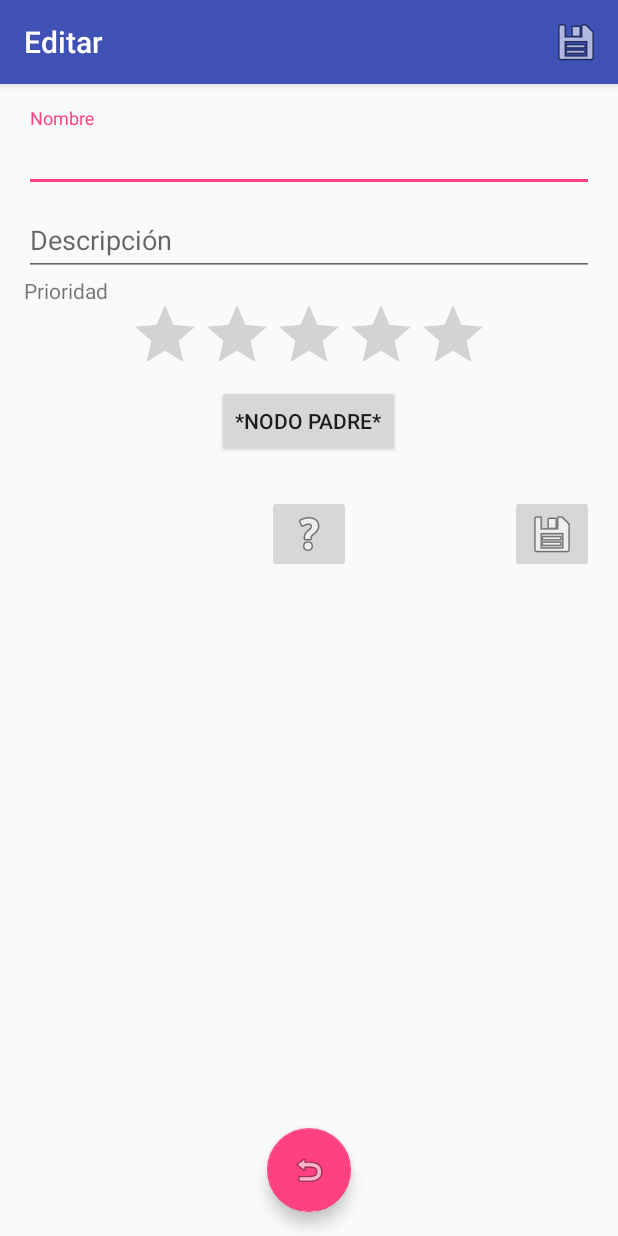
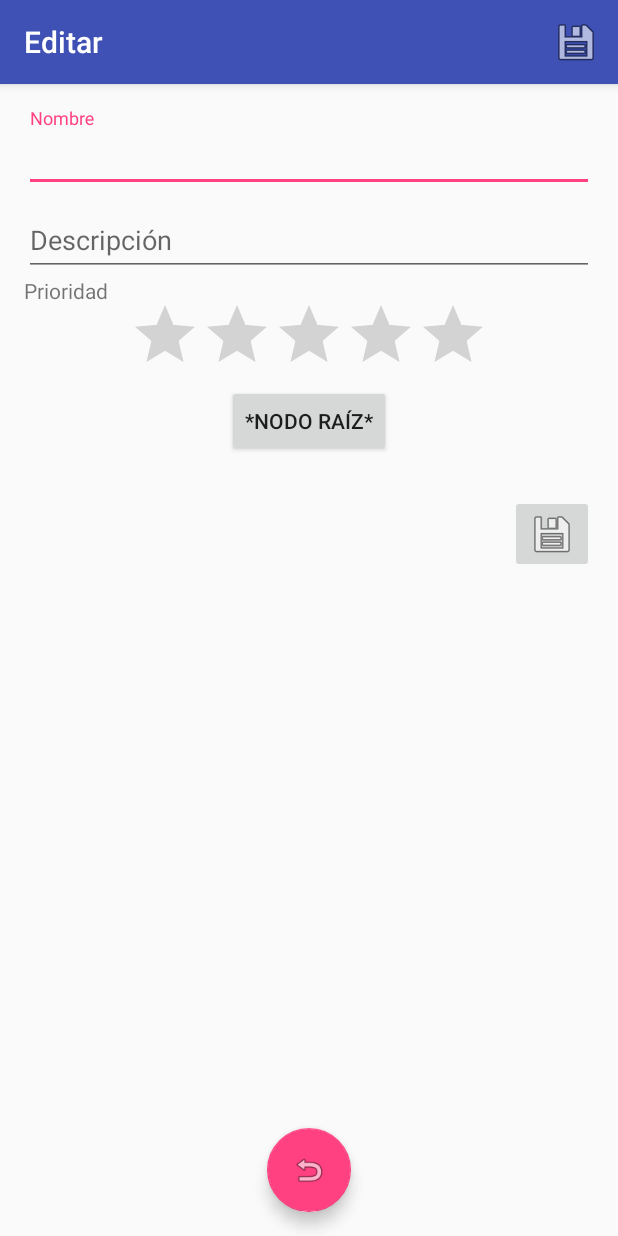
Before and after one commit to ccasanoval/Organizate, an Android app: the ActEdit screen opened directly, with no data from a screen before it, on a phone screen of 412 x 824 dp. Run offline under Robolectric (Android 15) with nearby library versions, the phone set to English and light mode, and no system bars.

Commit message:
Solucionamos problema anadir hijo

```diff
--- a/app/src/main/java/com/cesoftware/cestodo1/ActEdit.java
+++ b/app/src/main/java/com/cesoftware/cestodo1/ActEdit.java
@@ -58,6 +58,7 @@ public class ActEdit extends AppCompatActivity
     private PopupWindow	_popupPadre;
     private Button		_btnPadre;
 	private ImageButton _btnEliminar;
+	private ImageButton _btnHablar;
 
 		//Si no mueves de lugar guarda solo _o, pero si no, guarda tanto origen como destino
 	private boolean _isNuevo=false;
@@ -87,7 +88,7 @@ public class ActEdit extends AppCompatActivity
 
 		_rbPrioridad.setNumStars(5);
 		_btnEliminar = (ImageButton)findViewById(R.id.btnEliminar);
-		ImageButton	btnHablar = (ImageButton)findViewById(R.id.btnHablar);
+		_btnHablar = (ImageButton)findViewById(R.id.btnHablar);
 		ImageButton	btnGuardar = (ImageButton)findViewById(R.id.btnGuardar);
 
 		Toolbar toolbar = (Toolbar)findViewById(R.id.toolbar);
@@ -135,7 +136,7 @@ public class ActEdit extends AppCompatActivity
 				dialog.create().show();
 			}
 		});
-		btnHablar.setOnClickListener(new View.OnClickListener()
+		_btnHablar.setOnClickListener(new View.OnClickListener()
 		{
 			@Override
 			public void onClick(View v)
@@ -161,7 +162,7 @@ public class ActEdit extends AppCompatActivity
 		}
 
 		List<String> lst = new ArrayList<>();
-		lst.add(getResources().getString(R.string.nodo_padre) +SEP+TOP_NODE);
+		lst.add(this.getBaseContext().getString(R.string.nodo_padre)+SEP+TOP_NODE);
 		for(Objeto o : Objeto.filtroN(_lista, Objeto.NIVEL1))
 		{
 			lst.add(PADRE + o.getNombre() + SEP + o.getId());
@@ -215,13 +216,14 @@ public class ActEdit extends AppCompatActivity
 	{
 		_isNuevo = true;
 		_o = new Objeto();
+		_btnHablar.setVisibility(View.INVISIBLE);
 		_btnEliminar.setVisibility(View.INVISIBLE);
-System.err.println("-----------------" + _o.getId());
+System.err.println("setValoresNuevo-----------------getId=" + _o.getId());
 	}
 	//______________________________________________________________________________________________
 	private void setValores()
 	{
-System.err.println("-----------------" + _o);
+System.err.println("setValores-----------------_o=" + _o);
 		_isNuevo = false;
 		_txtNombre.setText(_o.getNombre());
 		_txtDescripcion.setText(_o.getDescripcion());
@@ -246,16 +248,12 @@ System.err.println("-----------------" + _o);
 		_o.setNombre(_txtNombre.getText().toString());
 		_o.setDescripcion(_txtDescripcion.getText().toString());
 		_o.setPrioridad((int) _rbPrioridad.getRating());
-//System.err.println("------------el id padre es " + _idPadre);
-
-		fixPadres();
-Objeto.printLista(_lista);
-
 		_o.setModificado(new Date());
 		if(_isNuevo)
 		{
-			if(_o.getPadre() == null)_lista.add(_o);
+			//if(_o.getPadre() == null)_lista.add(_o);
 			_o.setCreacion(new Date());
+			_lista.add(_o);
 		}
 		else
 		{
@@ -263,13 +261,16 @@ Objeto.printLista(_lista);
 			/*for(Objeto o : _lista)
 				if(o.getId().equals(_o.getId()))
 					_lista.set();*/
+		}
 
-		}
+System.err.println("TO ADD------------o=" + _o);
+		fixPadres();
+Objeto.printLista(_lista);
 
 		//BBDD---------------------------------------------------------
 		//TODO: borrar y salvar solo lo necesario : mejora?
 		clearDataBase();
-		for(Objeto o : _lista)o.save();
+		for(Objeto o : _lista)o.save();//TODO:Listener?? todoListAdapter.notifyDataSetChanged();
 		_act.refrescarLista(_lista);//TODO:dejar abierto el nodo modificado
 		_act.selectObjeto(_o);
 		ActEdit.this.finish();
@@ -437,7 +438,8 @@ Objeto.printLista(_lista);
    			@Override
    			public void onInit(int status)
 			{
-				if(status != TextToSpeech.ERROR)tts.setLanguage(new Locale("es", "ES"));
+				if(status != TextToSpeech.ERROR)
+					tts.setLanguage(getResources().getConfiguration().locale);//new Locale("es", "ES");Locale.forLanguageTag("ES")
 			}
 		});
 		//tts.speak(s, TextToSpeech.QUEUE_FLUSH, null);//DEPRECATED
@@ -452,7 +454,6 @@ Objeto.printLista(_lista);
 	private void ttsUnder20(TextToSpeech tts, String texto)
 	{
 		System.err.println("------ttsUnder20");
-		//tts.setLanguage(new Locale("es", "ES"));
     	HashMap<String, String> map = new HashMap<>();
     	map.put(TextToSpeech.Engine.KEY_PARAM_UTTERANCE_ID, "MessageId");
     	tts.speak(texto, TextToSpeech.QUEUE_FLUSH, map);
@@ -462,7 +463,6 @@ Objeto.printLista(_lista);
 	private void ttsGreater21(TextToSpeech tts, String texto)
 	{
 		System.err.println("------ttsGreater21");
-		//tts.setLanguage(Locale.forLanguageTag("ES"));
     	String utteranceId=this.hashCode() + "";
     	tts.speak(texto, TextToSpeech.QUEUE_FLUSH, null, utteranceId);
 	}
--- a/app/src/main/res/layout/content_act_edit.xml
+++ b/app/src/main/res/layout/content_act_edit.xml
@@ -69,39 +69,39 @@
 		android:layout_width="wrap_content"
 		android:layout_height="wrap_content"
 		android:layout_centerHorizontal="true"
-		android:layout_centerVertical="true"
+		android:layout_below="@+id/rbPrioridad"
 		android:text="@string/nodo_padre"
-		android:layout_below="@+id/rbPrioridad"
 		/>
 
 	<ImageButton
 		android:id="@+id/btnEliminar"
 		android:layout_width="wrap_content"
 		android:layout_height="wrap_content"
-		android:src="@android:drawable/ic_menu_delete"
 		android:layout_alignParentLeft="true"
 		android:layout_alignParentStart="true"
 		android:layout_below="@+id/btnPadre"
 		android:layout_marginTop="25dp"
+		android:src="@android:drawable/ic_menu_delete"
 		/>
 
 	<ImageButton
 		android:id="@+id/btnHablar"
 		android:layout_width="wrap_content"
 		android:layout_height="wrap_content"
-		android:src="@android:drawable/ic_menu_help"
 		android:layout_alignTop="@+id/btnEliminar"
 		android:layout_centerHorizontal="true"
 		android:layout_centerVertical="true"
+		android:src="@android:drawable/ic_menu_help"
 		/>
 
 	<ImageButton
 		android:id="@+id/btnGuardar"
 		android:layout_width="wrap_content"
 		android:layout_height="wrap_content"
-		android:src="@android:drawable/ic_menu_save"
 		android:layout_alignTop="@+id/btnEliminar"
 		android:layout_alignParentRight="true"
-		android:layout_alignParentEnd="true"/>
+		android:layout_alignParentEnd="true"
+		android:src="@android:drawable/ic_menu_save"
+		/>
 
 </RelativeLayout>
--- a/app/src/main/res/values/strings.xml
+++ b/app/src/main/res/values/strings.xml
@@ -1,5 +1,5 @@
 <resources>
-	<string name="app_name">Organízate</string>
+	<string name="app_name">Organízate!</string>
 
 	<string name="editar">Editar</string>
 	<string name="eliminar">Eliminar</string>
@@ -7,7 +7,7 @@
 
 	<string name="nombre">Nombre</string>
 	<string name="descripcion">Descripción</string>
-	<string name="nodo_padre">*Nodo Padre*</string>
+	<string name="nodo_padre">*Nodo Raíz*</string>
 	<string name="prioridad">Prioridad</string>
 	<string name="fec_creado">Creado</string>
 	<string name="fec_modificado">Modificado</string>
```
Also changed, not shown: 1 other file.
